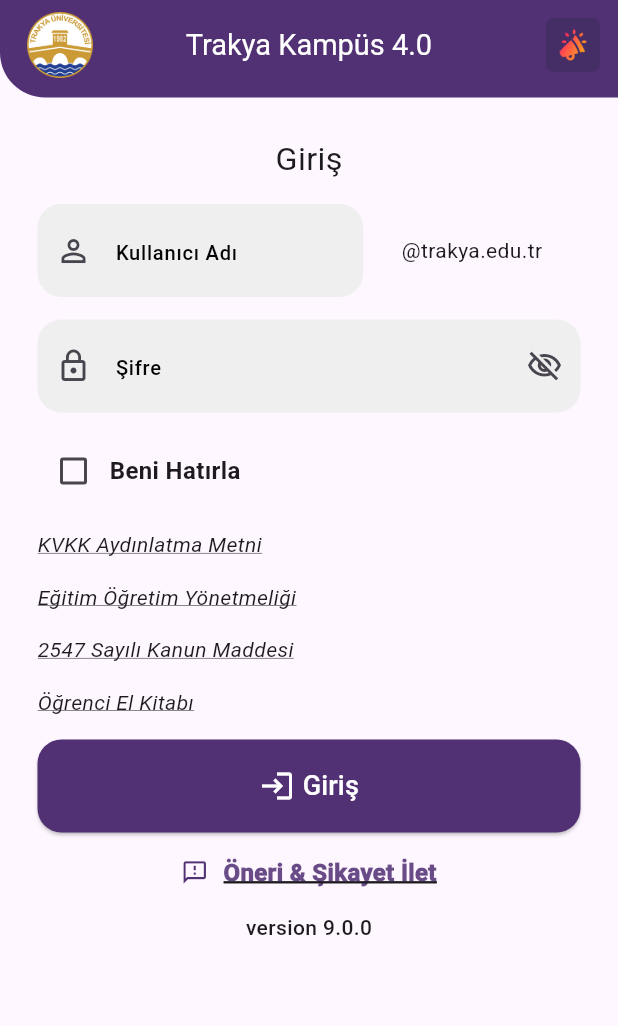
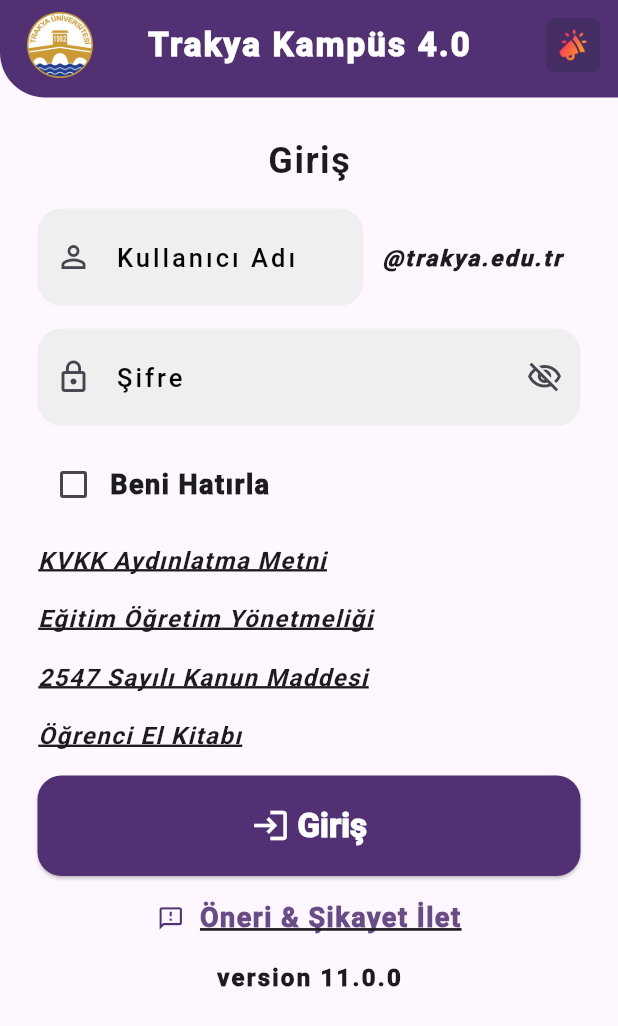
Before and after one commit to egeinann/Kampus-exe, a Flutter app: the LoginView screen opened directly, on a phone screen of 412 x 824 dp. Shown: the top 1026 px of the screen. Run offline on Flutter 3.47's test engine with Material 3 defaults, Android fonts, the phone set to English and light mode, and no system bars; our stand-ins replace flutter_riverpod, image_picker, qr_flutter, shared_preferences; accounts and stored records are empty.

Commit message:
version 11.0.0

```diff
--- a/lib/view/auth/login_view.dart
+++ b/lib/view/auth/login_view.dart
@@ -1,6 +1,5 @@
 import 'package:flutter/material.dart';
 import 'package:flutter_riverpod/flutter_riverpod.dart';
-import 'package:responsive_sizer/responsive_sizer.dart';
 import 'package:trakya_kampus_41/constants/colors.dart';
 import 'package:trakya_kampus_41/constants/images.dart';
 import 'package:trakya_kampus_41/providers/auth_notifier.dart';
@@ -85,7 +84,18 @@ class LoginView extends ConsumerWidget {
             ),
             const Expanded(
               flex: 2,
-              child: Center(child: Text("@trakya.edu.tr")),
+              child: Center(
+                child: Text(
+                  "@trakya.edu.tr",
+                  style: TextStyle(
+                    fontSize: 15,
+                    fontWeight: FontWeight.w900,
+                    fontStyle: FontStyle.italic,
+                    fontFamily: "RobotoBold",
+                    letterSpacing: 1.5,
+                  ),
+                ),
+              ),
             ),
           ],
         ),
@@ -105,8 +115,13 @@ class LoginView extends ConsumerWidget {
     return Align(
       alignment: Alignment.center,
       child: Text(
-        "version 9.0.0",
-        style: TextStyle(fontSize: 14, fontWeight: FontWeight.w500),
+        "version 11.0.0",
+        style: TextStyle(
+          fontSize: 16,
+          fontWeight: FontWeight.w900,
+          fontFamily: "RobotoBold",
+          letterSpacing: 1.5,
+        ),
       ),
     );
   }
@@ -121,11 +136,12 @@ class LoginView extends ConsumerWidget {
         Text(
           "Öneri & Şikayet İlet",
           style: TextStyle(
-            fontSize: 16,
+            fontSize: 18,
             fontWeight: FontWeight.w900,
             color: TrakyaColors.primary.withAlpha(220),
             decoration: TextDecoration.underline,
             decorationThickness: 2,
+            letterSpacing: 1,
             fontFamily: "RobotoBold",
           ),
         ),
@@ -151,8 +167,9 @@ class LoginView extends ConsumerWidget {
         const Text(
           "Beni Hatırla",
           style: TextStyle(
-            fontSize: 16,
-            fontWeight: FontWeight.bold,
+            fontSize: 18,
+            fontWeight: FontWeight.w900,
+            letterSpacing: 1,
             fontFamily: "RobotoBold",
           ),
         ),
@@ -163,7 +180,7 @@ class LoginView extends ConsumerWidget {
   // altı çizgili metinler
   Column underlineTexts() {
     return Column(
-      spacing: 15,
+      spacing: 16,
       crossAxisAlignment: CrossAxisAlignment.start,
 
       children: [
@@ -171,36 +188,48 @@ class LoginView extends ConsumerWidget {
           "KVKK Aydınlatma Metni",
           style: TextStyle(
             fontStyle: FontStyle.italic,
-            fontWeight: FontWeight.w400,
+            fontWeight: FontWeight.bold,
+            fontFamily: "RobotoBold",
             decoration: TextDecoration.underline,
-            decorationThickness: 0.5,
+            decorationThickness: 2,
+            letterSpacing: 1,
+            fontSize: 16,
           ),
         ),
         Text(
           "Eğitim Öğretim Yönetmeliği",
           style: TextStyle(
             fontStyle: FontStyle.italic,
-            fontWeight: FontWeight.w400,
+            fontWeight: FontWeight.bold,
+            fontFamily: "RobotoBold",
             decoration: TextDecoration.underline,
-            decorationThickness: 0.5,
+            decorationThickness: 2,
+            letterSpacing: 1,
+            fontSize: 16,
           ),
         ),
         Text(
           "2547 Sayılı Kanun Maddesi",
           style: TextStyle(
             fontStyle: FontStyle.italic,
-            fontWeight: FontWeight.w400,
+            fontWeight: FontWeight.bold,
+            fontFamily: "RobotoBold",
             decoration: TextDecoration.underline,
-            decorationThickness: 0.5,
+            decorationThickness: 2,
+            letterSpacing: 1,
+            fontSize: 16,
           ),
         ),
         Text(
           "Öğrenci El Kitabı",
           style: TextStyle(
             fontStyle: FontStyle.italic,
-            fontWeight: FontWeight.w400,
+            fontWeight: FontWeight.bold,
+            fontFamily: "RobotoBold",
             decoration: TextDecoration.underline,
-            decorationThickness: 0.5,
+            decorationThickness: 2,
+            letterSpacing: 1,
+            fontSize: 16,
           ),
         ),
       ],
@@ -213,7 +242,12 @@ class LoginView extends ConsumerWidget {
       alignment: Alignment.center,
       child: Text(
         "Giriş",
-        style: TextStyle(fontSize: 19.sp, fontWeight: FontWeight.w400),
+        style: TextStyle(
+          fontSize: 24,
+          fontWeight: FontWeight.bold,
+          fontFamily: "robotoBold",
+          letterSpacing: 1,
+        ),
       ),
     );
   }
--- a/lib/widgets/appBar.dart
+++ b/lib/widgets/appBar.dart
@@ -1,5 +1,4 @@
 import 'package:flutter/material.dart';
-import 'package:responsive_sizer/responsive_sizer.dart';
 import 'package:trakya_kampus_41/constants/colors.dart';
 import 'package:trakya_kampus_41/constants/images.dart';
 
@@ -30,9 +29,11 @@ PreferredSizeWidget trakyaAppBar(
         title: Text(
           title,
           style: TextStyle(
-            fontSize: 18.sp,
+            fontSize: 22,
             color: Colors.white,
-            fontWeight: FontWeight.w400,
+            fontWeight: FontWeight.w900,
+            letterSpacing: 1.5,
+            fontFamily: "robotoBold"
           ),
         ),
         actions: actions,
--- a/lib/widgets/button.dart
+++ b/lib/widgets/button.dart
@@ -4,9 +4,9 @@ import 'package:trakya_kampus_41/constants/colors.dart';
 Widget customButton(
   String text,
   IconData icon,
-  BuildContext context,
-  {required VoidCallback onPressed}
-) {
+  BuildContext context, {
+  required VoidCallback onPressed,
+}) {
   return ElevatedButton(
     style: ElevatedButton.styleFrom(
       backgroundColor: TrakyaColors.primary,
@@ -23,8 +23,15 @@ Widget customButton(
       mainAxisAlignment: MainAxisAlignment.center,
       crossAxisAlignment: CrossAxisAlignment.center,
       children: [
-        Icon(icon, size: 24),
-        Text(text, style: TextStyle(fontSize: 18, fontWeight: FontWeight.w500)),
+        Icon(icon, size: 26,),
+        Text(
+          text,
+          style: TextStyle(
+            fontSize: 22,
+            fontWeight: FontWeight.w900,
+            fontFamily: "RobotoBold",
+          ),
+        ),
       ],
     ),
   );
--- a/lib/widgets/textfield.dart
+++ b/lib/widgets/textfield.dart
@@ -1,6 +1,5 @@
 import 'package:flutter/material.dart';
 import 'package:flutter/services.dart';
-import 'package:responsive_sizer/responsive_sizer.dart';
 import 'package:trakya_kampus_41/constants/colors.dart';
 
 class TrakyaTextfield extends StatefulWidget {
@@ -35,37 +34,32 @@ class _TrakyaTextfieldState extends State<TrakyaTextfield> {
   @override
   Widget build(BuildContext context) {
     return Column(
-      mainAxisAlignment: MainAxisAlignment.center,
       crossAxisAlignment: CrossAxisAlignment.start,
       children: [
-        // example true ise göster, değilse hiç widget ekleme
         if (widget.exampleText != null && widget.exampleText!.isNotEmpty)
           Text(
             "Örnek: ${widget.exampleText}",
             style: TextStyle(
-              fontSize: 14.sp,
+              fontSize: 16,
               color: TrakyaColors.negative,
               fontFamily: "Roboto",
             ),
           ),
         TextField(
+          textCapitalization: TextCapitalization.none,
           maxLength: widget.maxLength,
           controller: widget.textEditingController,
           obscureText: widget.hasSuffixIcon ? obscureVisible : false,
           style: TextStyle(
-            fontSize: 17.sp,
+            fontSize: 19,
             fontWeight: FontWeight.w900,
             color: TrakyaColors.negative,
+            letterSpacing: 2,
             fontFamily: "RobotoBold",
           ),
           inputFormatters: [
             if (widget.isUppercase)
-              TextInputFormatter.withFunction((oldValue, newValue) {
-                return newValue.copyWith(
-                  text: newValue.text.toUpperCase(),
-                  selection: newValue.selection,
-                );
-              }),
+              TurkishUpperCaseTextInputFormatter(),
           ],
           decoration: InputDecoration(
             counterText: "",
@@ -74,7 +68,7 @@ class _TrakyaTextfieldState extends State<TrakyaTextfield> {
             prefixIcon: widget.prefixIcon,
             hintText: widget.hintText ?? "",
             hintStyle: TextStyle(
-              fontSize: 15.sp,
+              fontSize: 17,
               fontWeight: FontWeight.w500,
               fontFamily: "Roboto",
               color: TrakyaColors.negative,
@@ -93,18 +87,41 @@ class _TrakyaTextfieldState extends State<TrakyaTextfield> {
                     ),
                   )
                 : null,
-
             border: OutlineInputBorder(
               borderRadius: BorderRadius.circular(16),
               borderSide: BorderSide.none,
             ),
-            contentPadding: EdgeInsets.symmetric(
-              vertical: 18,
-              horizontal: 18,
-            ),
+            contentPadding:
+                const EdgeInsets.symmetric(vertical: 18, horizontal: 18),
           ),
         ),
       ],
     );
   }
 }
+
+/// Türkçe karakterleri doğru şekilde büyük harfe çeviren input formatter
+class TurkishUpperCaseTextInputFormatter extends TextInputFormatter {
+  final Map<String, String> _map = {
+    'i': 'İ',
+    'ı': 'I',
+    'ş': 'Ş',
+    'ğ': 'Ğ',
+    'ü': 'Ü',
+    'ö': 'Ö',
+    'ç': 'Ç',
+    'â': 'Â',
+    'î': 'Î',
+    'û': 'Û',
+  };
+
+  @override
+  TextEditingValue formatEditUpdate(
+      TextEditingValue oldValue, TextEditingValue newValue) {
+    String text = newValue.text.split('').map((c) => _map[c] ?? c.toUpperCase()).join();
+    return TextEditingValue(
+      text: text,
+      selection: TextSelection.collapsed(offset: text.length),
+    );
+  }
+}
--- a/pubspec.yaml
+++ b/pubspec.yaml
@@ -16,7 +16,7 @@ publish_to: "none" # Remove this line if you wish to publish to pub.dev
 # https://developer.apple.com/library/archive/documentation/General/Reference/InfoPlistKeyReference/Articles/CoreFoundationKeys.html
 # In Windows, build-name is used as the major, minor, and patch parts
 # of the product and file versions while build-number is used as the build suffix.
-version: 9.0.0+1
+version: 11.0.0+1
 
 environment:
   sdk: ^3.8.1
@@ -34,7 +34,7 @@ dependencies:
   # The following adds the Cupertino Icons font to your application.
   # Use with the CupertinoIcons class for iOS style icons.
   cupertino_icons: ^1.0.8
-  responsive_sizer: ^3.3.1
+
   qr_flutter: ^4.1.0
   image_picker: ^1.2.1
   shared_preferences: ^2.5.4
```
Also changed, not shown: lib/data/faculty_programs.dart (+27 -27 lines), lib/main.dart (+1 -8 lines), lib/utils/text_utils.dart (added, +17 -0 lines), lib/view/app/digitalIdentity_view.dart (+57 -51 lines), lib/view/app/education_view.dart (+7 -3 lines), lib/view/app/healtAndSport_view.dart (+8 -9 lines), lib/view/app/menu_view.dart (+3 -4 lines), lib/view/app/qr_view.dart (+3 -4 lines), lib/view/auth/register_view.dart (+21 -20 lines), lib/view/profile/editProfile_view.dart (+10 -11 lines), pubspec.lock.
